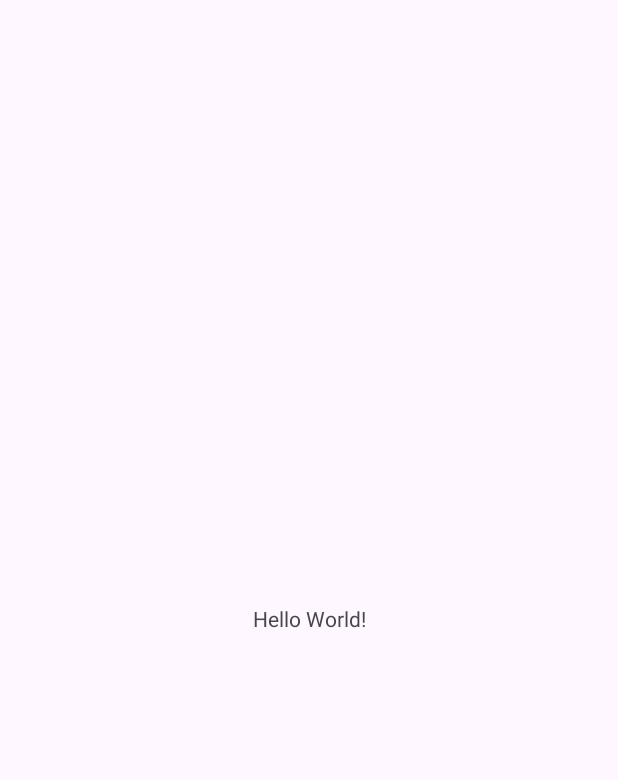
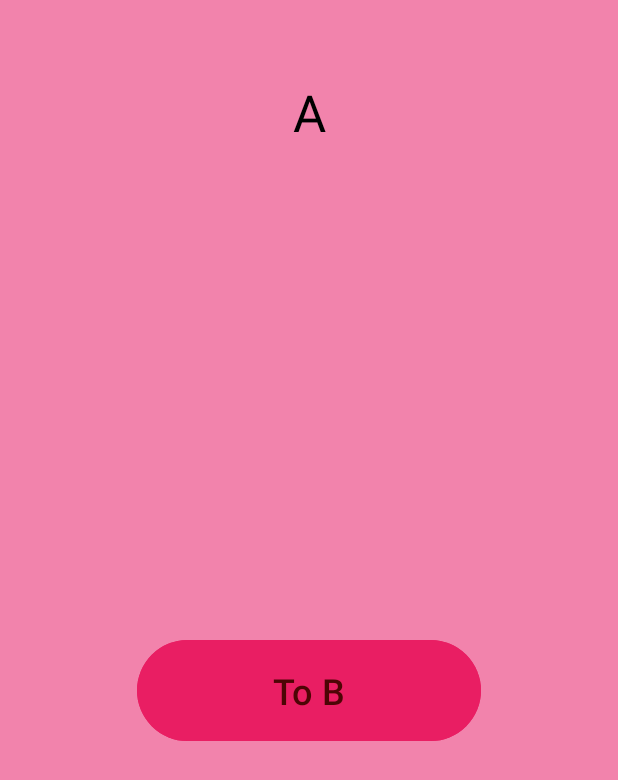
Before and after one commit to nastyasteshchenko/android-application-development, an Android app: the screen it shows after launch (MainActivity), on a phone screen of 412 x 824 dp. Before the commit the part shown is almost empty. Shown: the top 780 px of the screen. Run offline under Robolectric (Android 15) with nearby library versions, the phone set to English and light mode, and no system bars.

Commit message:
added fragments

```diff
--- /dev/null
+++ b/fragment-navigation/app/src/main/java/ru/nsu/fragment/navigation/FragmentA.kt
@@ -0,0 +1,25 @@
+package ru.nsu.fragment.navigation
+
+import android.os.Bundle
+import android.view.LayoutInflater
+import android.view.View
+import android.view.ViewGroup
+import android.widget.Button
+import androidx.fragment.app.Fragment
+
+class FragmentA : Fragment() {
+
+    override fun onCreateView(inflater: LayoutInflater, container: ViewGroup?, savedInstanceState: Bundle?): View? {
+        val view = inflater.inflate(R.layout.fragment_a, container, false)
+
+        val toBButton : Button = view.findViewById(R.id.toBButton)
+        toBButton.setOnClickListener {
+            requireActivity().supportFragmentManager.beginTransaction()
+                .replace(R.id.fragment_container, FragmentB())
+                .addToBackStack(null)
+                .commit()
+        }
+
+        return view
+    }
+}
--- a/fragment-navigation/app/src/main/java/ru/nsu/fragment/navigation/MainActivity.kt
+++ b/fragment-navigation/app/src/main/java/ru/nsu/fragment/navigation/MainActivity.kt
@@ -7,14 +7,15 @@ import androidx.core.view.ViewCompat
 import androidx.core.view.WindowInsetsCompat
 
 class MainActivity : AppCompatActivity() {
+
     override fun onCreate(savedInstanceState: Bundle?) {
         super.onCreate(savedInstanceState)
-        enableEdgeToEdge()
         setContentView(R.layout.activity_main)
-        ViewCompat.setOnApplyWindowInsetsListener(findViewById(R.id.main)) { v, insets ->
-            val systemBars = insets.getInsets(WindowInsetsCompat.Type.systemBars())
-            v.setPadding(systemBars.left, systemBars.top, systemBars.right, systemBars.bottom)
-            insets
+
+        if (savedInstanceState == null) {
+            supportFragmentManager.beginTransaction()
+                .replace(R.id.fragment_container, FragmentA())
+                .commit()
         }
     }
 }
--- a/fragment-navigation/app/src/main/res/layout/activity_main.xml
+++ b/fragment-navigation/app/src/main/res/layout/activity_main.xml
@@ -1,19 +1,8 @@
 <?xml version="1.0" encoding="utf-8"?>
-<androidx.constraintlayout.widget.ConstraintLayout xmlns:android="http://schemas.android.com/apk/res/android"
-    xmlns:app="http://schemas.android.com/apk/res-auto"
+<FrameLayout xmlns:android="http://schemas.android.com/apk/res/android"
     xmlns:tools="http://schemas.android.com/tools"
-    android:id="@+id/main"
+    android:id="@+id/fragment_container"
     android:layout_width="match_parent"
     android:layout_height="match_parent"
-    tools:context=".MainActivity">
-
-    <TextView
-        android:layout_width="wrap_content"
-        android:layout_height="wrap_content"
-        android:text="Hello World!"
-        app:layout_constraintBottom_toBottomOf="parent"
-        app:layout_constraintEnd_toEndOf="parent"
-        app:layout_constraintStart_toStartOf="parent"
-        app:layout_constraintTop_toTopOf="parent" />
-
-</androidx.constraintlayout.widget.ConstraintLayout>
+    tools:context=".MainActivity"
+/>
--- /dev/null
+++ b/fragment-navigation/app/src/main/res/layout/fragment_a.xml
@@ -0,0 +1,35 @@
+<?xml version="1.0" encoding="utf-8"?>
+<androidx.constraintlayout.widget.ConstraintLayout xmlns:android="http://schemas.android.com/apk/res/android"
+    xmlns:app="http://schemas.android.com/apk/res-auto"
+    xmlns:tools="http://schemas.android.com/tools"
+    android:layout_width="match_parent"
+    android:layout_height="match_parent"
+    android:background="#87E91E63">
+
+    <TextView
+        android:id="@+id/textView"
+        android:layout_width="29dp"
+        android:layout_height="44dp"
+        android:text="@string/fragment_a_header"
+        android:textAlignment="center"
+        android:textColor="#000000"
+        android:textSize="34sp"
+        app:layout_constraintBottom_toBottomOf="parent"
+        app:layout_constraintEnd_toEndOf="parent"
+        app:layout_constraintStart_toStartOf="parent"
+        app:layout_constraintTop_toTopOf="parent"
+        app:layout_constraintVertical_bias="0.067" />
+
+    <Button
+        android:id="@+id/toBButton"
+        android:layout_width="229dp"
+        android:layout_height="75dp"
+        android:backgroundTint="#E91E63"
+        android:text="@string/to_b_button_text"
+        android:textColor="#4D0505"
+        android:textSize="24sp"
+        app:layout_constraintBottom_toBottomOf="parent"
+        app:layout_constraintEnd_toEndOf="parent"
+        app:layout_constraintStart_toStartOf="parent"
+        app:layout_constraintTop_toBottomOf="@+id/textView" />
+</androidx.constraintlayout.widget.ConstraintLayout>
--- a/fragment-navigation/app/src/main/res/values/strings.xml
+++ b/fragment-navigation/app/src/main/res/values/strings.xml
@@ -1,3 +1,9 @@
 <resources>
     <string name="app_name">fragment-navigation</string>
+    <string name="fragment_a_header">A</string>
+    <string name="fragment_b_header">B</string>
+    <string name="fragment_c_header">C</string>
+    <string name="to_b_button_text">To B</string>
+    <string name="to_c_button_text">To C</string>
+    <string name="to_a_button_text">To A</string>
 </resources>
```
Also changed, not shown: fragment-navigation/app/src/main/java/ru/nsu/fragment/navigation/FragmentB.kt (added, +25 -0 lines), fragment-navigation/app/src/main/java/ru/nsu/fragment/navigation/FragmentC.kt (added, +25 -0 lines), fragment-navigation/app/src/main/res/layout/fragment_b.xml (added, +35 -0 lines), fragment-navigation/app/src/main/res/layout/fragment_c.xml (added, +35 -0 lines).
